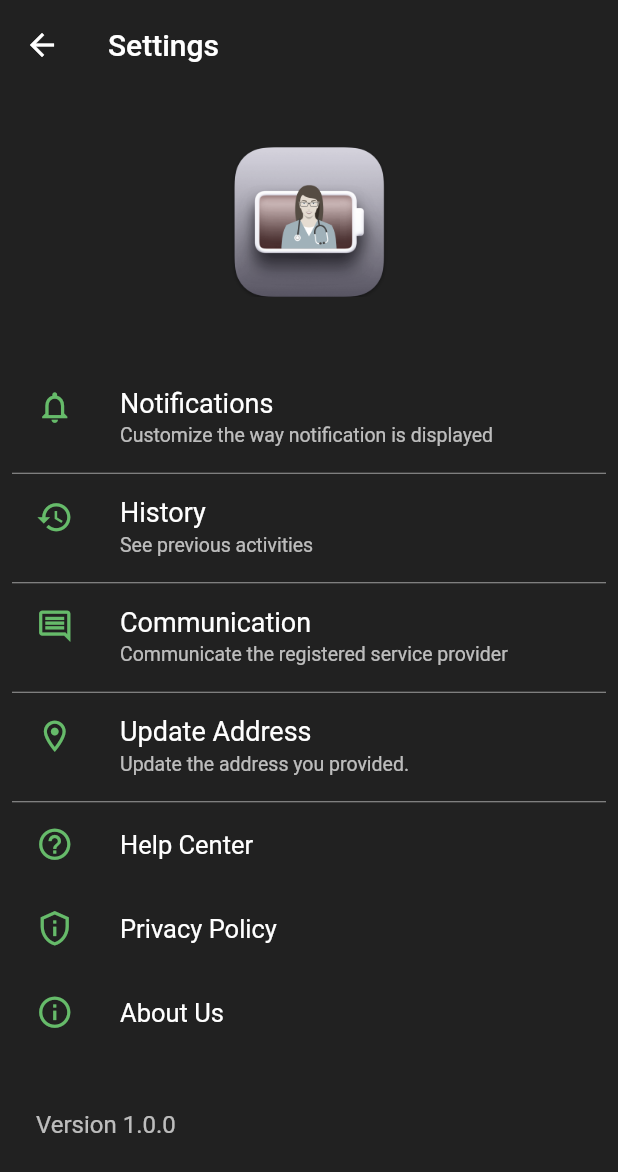
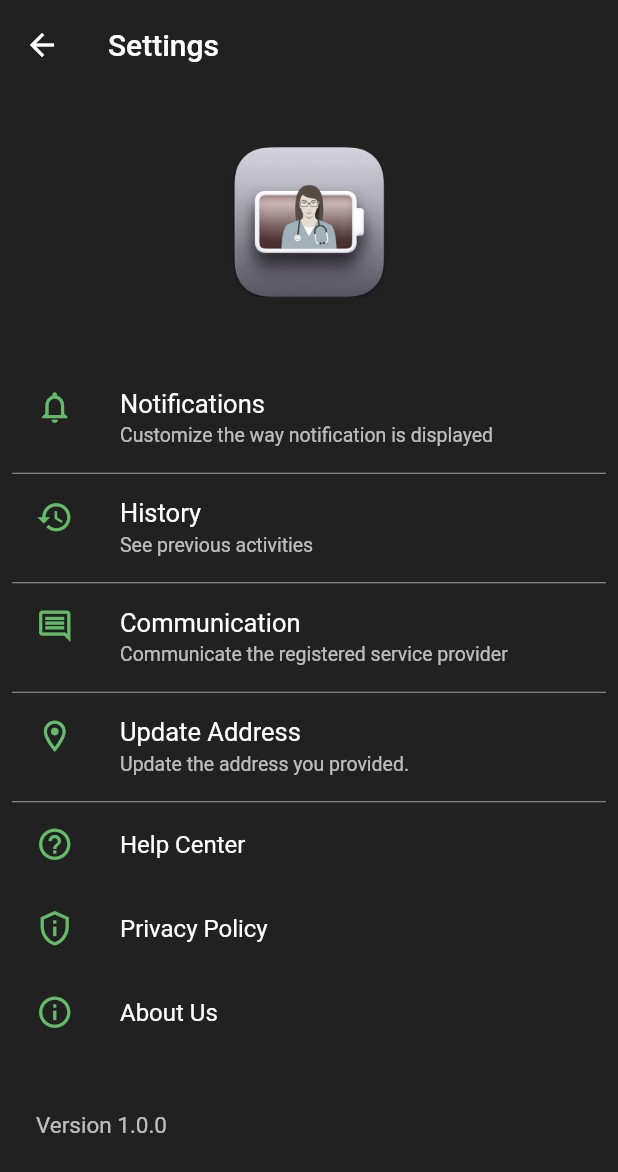
Before and after one commit to adarshnagrikar14/jeevayu-gsc-22, a Flutter app: the Settings screen opened directly, on a phone screen of 412 x 824 dp. Shown: the top 1172 px of the screen. Run offline on Flutter 3.47's test engine with Material 2 defaults, Android fonts, the light colour scheme and no system bars; our stand-ins replace cloud_firestore, firebase_auth, firebase_core, floating_bottom_navigation_bar, google_fonts, google_sign_in and 2 more; missing offline and left inert: qr_code_scanner; accounts and stored records are empty; network calls fail.

Commit message:
major updates

```diff
--- a/lib/classes/settings.dart
+++ b/lib/classes/settings.dart
@@ -108,7 +108,7 @@ class _SettingsState extends State<Settings> {
                 title: const Text(
                   'Notifications',
                   style: TextStyle(
-                    fontSize: 18.0,
+                    fontSize: 17.0,
                   ),
                 ),
               ),
@@ -135,7 +135,7 @@ class _SettingsState extends State<Settings> {
                 title: const Text(
                   'History',
                   style: TextStyle(
-                    fontSize: 18.0,
+                    fontSize: 17.0,
                   ),
                 ),
               ),
@@ -163,7 +163,7 @@ class _SettingsState extends State<Settings> {
                 title: const Text(
                   'Communication',
                   style: TextStyle(
-                    fontSize: 18.0,
+                    fontSize: 17.0,
                   ),
                 ),
               ),
@@ -194,7 +194,7 @@ class _SettingsState extends State<Settings> {
                 title: const Text(
                   'Update Address',
                   style: TextStyle(
-                    fontSize: 18.0,
+                    fontSize: 17.0,
                   ),
                 ),
               ),
@@ -208,7 +208,7 @@ class _SettingsState extends State<Settings> {
               ListTile(
                 title: const Text(
                   'Help Center',
-                  style: TextStyle(fontSize: 17.0, color: Colors.white),
+                  style: TextStyle(fontSize: 16.0, color: Colors.white),
                 ),
                 onTap: () {
                   openHelp();
@@ -224,7 +224,7 @@ class _SettingsState extends State<Settings> {
               ListTile(
                 title: const Text(
                   'Privacy Policy',
-                  style: TextStyle(fontSize: 17.0, color: Colors.white),
+                  style: TextStyle(fontSize: 16.0, color: Colors.white),
                 ),
                 onTap: () {
                   openPP();
@@ -240,7 +240,7 @@ class _SettingsState extends State<Settings> {
               ListTile(
                 title: const Text(
                   'About Us',
-                  style: TextStyle(fontSize: 17.0, color: Colors.white),
+                  style: TextStyle(fontSize: 16.0, color: Colors.white),
                 ),
                 onTap: () {
                   openAbout();
@@ -256,7 +256,7 @@ class _SettingsState extends State<Settings> {
               ListTile(
                 subtitle: Text(
                   'Version $_versionName',
-                  style: const TextStyle(fontSize: 16.0, color: Colors.white70),
+                  style: const TextStyle(fontSize: 15.0, color: Colors.white70),
                 ),
               ),
             ],
@@ -376,7 +376,7 @@ class _SettingsState extends State<Settings> {
                             ? "Contact No. - $_number \nThis is the contact no. of Service provider."
                             : "No Service provider found. Try connecting the device.",
                         style: const TextStyle(
-                          fontSize: 18.0,
+                          fontSize: 17.0,
                           height: 1.3,
                         ),
                         textAlign: TextAlign.center,
```
Also changed, not shown: lib/classes/home.dart (+99 -18 lines), lib/classes/notification.dart (+36 -3 lines), assets/social/home.png (added), assets/social/no_dev.png (added), assets/social/no_notification.png (added).
